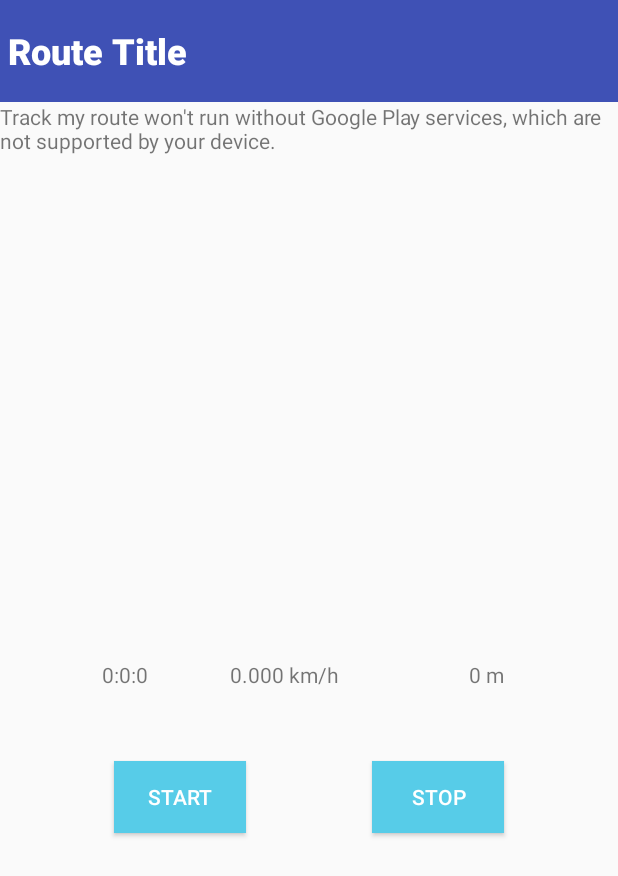
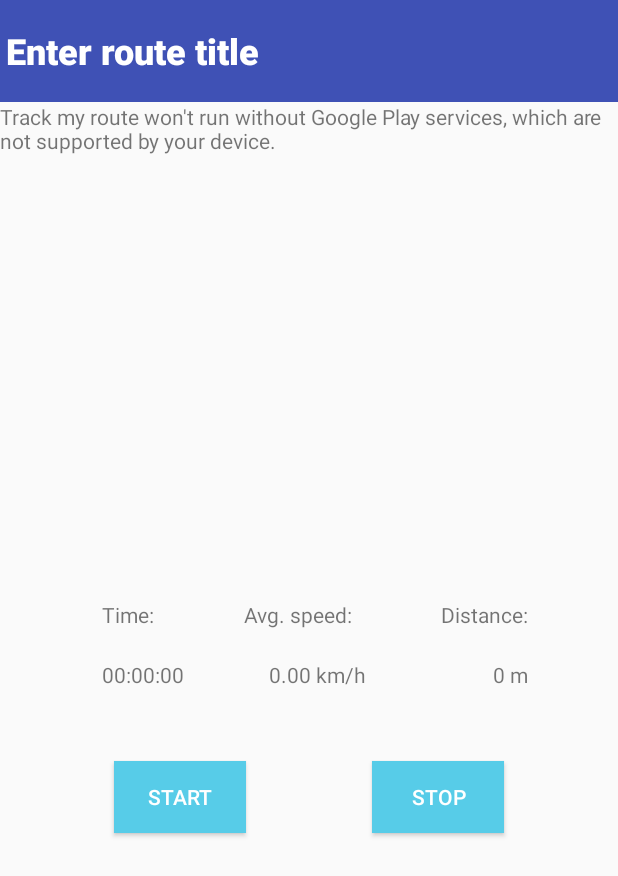
Before and after one commit to danijelLoc/Track-my-route-Android, an Android app: the NewRouteActivity screen opened directly, with no data from a screen before it, after a tap on "START", on a phone screen of 412 x 824 dp. Shown: the top 876 px of the screen. Run offline under Robolectric (Android 15) with nearby library versions, the phone set to English and light mode, and no system bars; libraries missing offline, so code that uses them is left out: com.google.maps.android, com.google.maps.model.

Commit message:
duration format adjusted and minor changes in design

```diff
--- a/app/src/main/java/hr/fer/trackmyroute/api/RetrofitClient.kt
+++ b/app/src/main/java/hr/fer/trackmyroute/api/RetrofitClient.kt
@@ -9,7 +9,7 @@ import java.util.concurrent.TimeUnit
 object RetrofitClient {
 
     //    private val AUTH = "Basic "+ Base64.encodeToString("dan:password".toByteArray(), Base64.NO_WRAP)
-    private const val BASE_URL = "http://192.168.137.1:8080/"
+    private const val BASE_URL = "http://85.10.51.213:8080/"
 
     val instance: Api by lazy {
         val interceptor = HttpLoggingInterceptor()
--- a/app/src/main/java/hr/fer/trackmyroute/ui/newroute/NewRouteActivity.kt
+++ b/app/src/main/java/hr/fer/trackmyroute/ui/newroute/NewRouteActivity.kt
@@ -209,7 +209,7 @@ class NewRouteActivity : AppCompatActivity(), OnMapReadyCallback,
 
 
         distanceViewModel.resultOfDataFetch.observe(this, Observer {
-            distanceTextView.text = String.format("%7.3f km", distanceViewModel.distance)
+            distanceTextView.text = String.format("%7.2f km", distanceViewModel.distance)
             if (fusedLocationClient != null) {
                 //requestLocationUpdates()
             }
@@ -218,25 +218,10 @@ class NewRouteActivity : AppCompatActivity(), OnMapReadyCallback,
 
 
         durationViewModel.resultOfDataFetch.observe(this, Observer {
-            var durationString = "Time: "
-            if (durationViewModel.duration.hour<10) {
-                durationString.plus("0")
-            }
-            durationString = durationViewModel.duration.hour.toString()
-            durationString = durationString.plus(":")
-            if (durationViewModel.duration.minute<10) {
-                durationString.plus("0")
-            }
-            durationString = durationString.plus(durationViewModel.duration.minute.toString())
-            durationString = durationString.plus(":")
-            if (durationViewModel.duration.second<10) {
-                durationString.plus("0")
-            }
-            durationString = durationString.plus(durationViewModel.duration.second.toString())
-            durationTextView.text = durationString
+            durationTextView.text = durationViewModel.durationString
             if (abs(durationViewModel.durationInHours) > 1e-8)
                 avgSpeed = distanceViewModel.distance / durationViewModel.durationInHours
-            avgSpeedString = String.format("%7.3f km/h", avgSpeed)
+            avgSpeedString = String.format("%7.2f km/h", avgSpeed)
             averageSpeedTextView.text = avgSpeedString
         })
 
@@ -263,14 +248,7 @@ class NewRouteActivity : AppCompatActivity(), OnMapReadyCallback,
             }
 
             route.name = routeName
-            var dateString = date.substring(8,9)
-            dateString = dateString.plus(".")
-            dateString = dateString.plus(date.substring(5,6))
-            dateString = dateString.plus(".")
-            dateString = dateString.plus(date.substring(0,3))
-            dateString = dateString.plus(". ")
-            dateString = dateString.plus(date.substring(11,15))
-            route.date = dateString //"2021-01-08T12:02:45.137"
+            route.date = date //"2021-01-08T12:02:45.137"
             route.distance = distanceViewModel.distance
             route.duration = durationViewModel.durationInSeconds
             route.speed = route.distance / durationViewModel.durationInHours
--- a/app/src/main/java/hr/fer/trackmyroute/viewmodel/durationViewModel.kt
+++ b/app/src/main/java/hr/fer/trackmyroute/viewmodel/durationViewModel.kt
@@ -36,6 +36,7 @@ class durationViewModel : ViewModel() {
 
     @RequiresApi(Build.VERSION_CODES.O)
     var duration: LocalTime = LocalTime.now()
+    var durationString: String = ""
     var durationInHours: Double = 0.0
     var durationInMinutes: Double = 0.0
     var durationInSeconds: Double = 0.0
@@ -77,9 +78,26 @@ class durationViewModel : ViewModel() {
                         durationInSeconds = duration.hour.toDouble() * 3600.0
                         durationInSeconds += duration.minute.toDouble() * 60
                         durationInSeconds += duration.second.toDouble()
+                        val builder = StringBuilder()
+                        if (duration.hour<10) {
+                            builder.append("0")
+                        }
+                        builder.append(duration.hour.toString())
+                        builder.append(":")
+                        if (duration.minute<10) {
+                            builder.append("0")
+                        }
+                        builder.append(duration.minute.toString())
+                        builder.append(":")
+                        if (duration.second<10) {
+                            builder.append("0")
+                        }
+                        builder.append(duration.second.toString())
+                        durationString = builder.toString()
                         withContext(Dispatchers.Main) {
-                            resultOfDataFetch.value =
-                                duration.format(DateTimeFormatter.ofPattern("HH:mm:ss"))
+                            /*resultOfDataFetch.value =
+                                duration.format(DateTimeFormatter.ofPattern("HH:mm:ss"))*/
+                            resultOfDataFetch.value = durationString
                         }
                         duration = durationRepository.fetchData(duration)
                     }
--- a/app/src/main/res/layout/activity_newroute.xml
+++ b/app/src/main/res/layout/activity_newroute.xml
@@ -26,7 +26,7 @@
         android:layout_height="68dp"
         android:background="#3F51B5"
         android:backgroundTintMode="src_in"
-        app:layout_constraintEnd_toStartOf="@+id/relativeLayout"
+        app:layout_constraintEnd_toEndOf="parent"
         app:layout_constraintStart_toStartOf="parent"
         app:layout_constraintTop_toTopOf="parent" />
 
@@ -69,6 +69,39 @@
         app:layout_constraintTop_toBottomOf="@+id/distanceTextView" />
 
     <TextView
+        android:id="@+id/timeTextView1"
+        android:layout_width="wrap_content"
+        android:layout_height="wrap_content"
+        android:layout_marginStart="68dp"
+        android:layout_marginTop="400dp"
+        android:text="Time:"
+        app:layout_constraintStart_toStartOf="parent"
+        app:layout_constraintTop_toTopOf="parent" />
+
+    <TextView
+        android:id="@+id/speedTextView1"
+        android:layout_width="wrap_content"
+        android:layout_height="wrap_content"
+        android:layout_marginStart="60dp"
+        android:layout_marginTop="400dp"
+        android:layout_marginEnd="56dp"
+        android:text="Avg. speed:"
+        app:layout_constraintEnd_toStartOf="@+id/distanceTextView1"
+        app:layout_constraintHorizontal_bias="0.0"
+        app:layout_constraintStart_toEndOf="@+id/timeTextView1"
+        app:layout_constraintTop_toTopOf="parent" />
+
+    <TextView
+        android:id="@+id/distanceTextView1"
+        android:layout_width="wrap_content"
+        android:layout_height="wrap_content"
+        android:layout_marginTop="400dp"
+        android:layout_marginEnd="60dp"
+        android:text="Distance:"
+        app:layout_constraintEnd_toEndOf="parent"
+        app:layout_constraintTop_toTopOf="parent" />
+
+    <TextView
         android:id="@+id/durationTextView"
         android:layout_width="wrap_content"
         android:layout_height="wrap_content"
@@ -77,6 +110,7 @@
         android:text="00:00:00"
         app:layout_constraintStart_toStartOf="parent"
         app:layout_constraintTop_toTopOf="parent" />
+
 
     <TextView
         android:id="@+id/averageSpeedTextView"
@@ -96,7 +130,7 @@
         android:layout_width="wrap_content"
         android:layout_height="wrap_content"
         android:layout_marginTop="440dp"
-        android:layout_marginEnd="76dp"
+        android:layout_marginEnd="60dp"
         android:digits="4"
         android:text="      0 m"
         app:layout_constraintEnd_toEndOf="parent"
@@ -111,14 +145,16 @@
         android:backgroundTint="#3F51B5"
         android:ems="10"
         android:fontFamily="sans-serif-black"
-        android:hint="Route Title"
+        android:hint="Enter route title"
         android:inputType="textPersonName"
         android:textColor="#FFFFFF"
         android:textColorHint="#FFFFFF"
         android:textSize="24sp"
         app:layout_constraintEnd_toEndOf="parent"
-        app:layout_constraintHorizontal_bias="0.0"
+        app:layout_constraintHorizontal_bias="1.0"
         app:layout_constraintStart_toStartOf="parent"
         app:layout_constraintTop_toTopOf="parent" />
 
+
+
 </androidx.constraintlayout.widget.ConstraintLayout>
```
Also changed, not shown: app/src/main/java/hr/fer/trackmyroute/api/RoutesAdapter.kt (+9 -3 lines), app/src/main/java/hr/fer/trackmyroute/ui/routes/RouteDetails.kt (+23 -15 lines).
